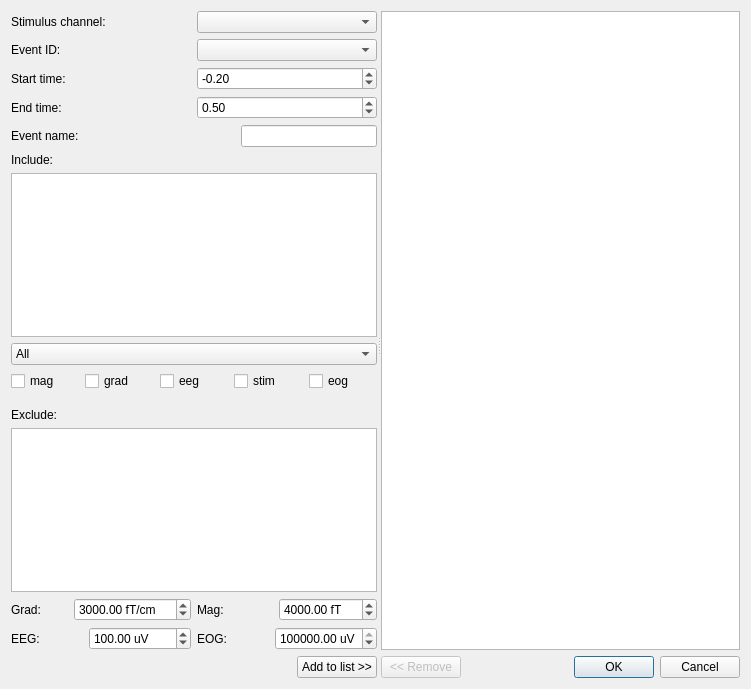
Above: hoksotin/ui/qt4Designer/parameterDialog.ui from cibr-jyu/meggie before the change. Below: the same form after it.
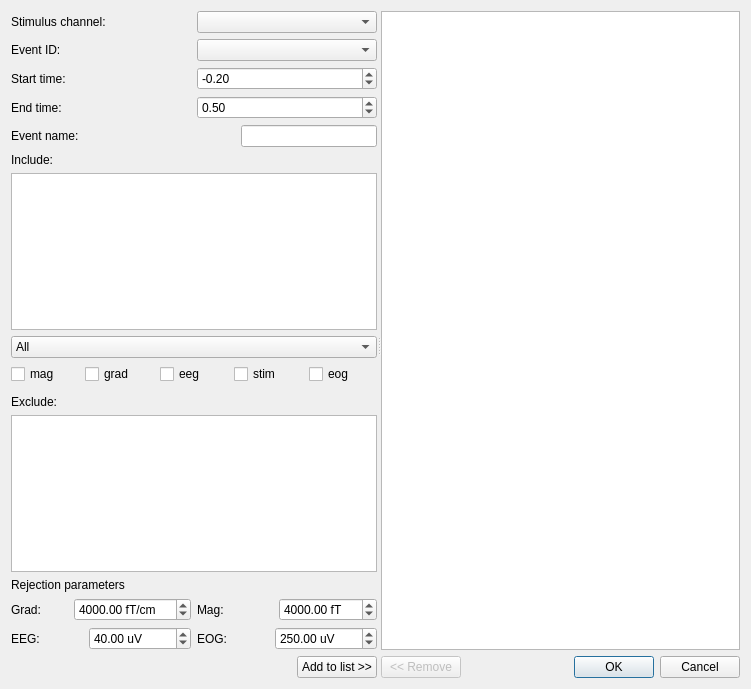
That is the form after the change.

What changed in the file:
```diff
--- a/hoksotin/ui/qt4Designer/parameterDialog.ui
+++ b/hoksotin/ui/qt4Designer/parameterDialog.ui
@@ -294,6 +294,13 @@
          <item>
           <widget class="QTextEdit" name="textEditExclude"/>
          </item>
+         <item>
+          <widget class="QLabel" name="labelRejections">
+           <property name="text">
+            <string>Rejection parameters</string>
+           </property>
+          </widget>
+         </item>
          <item>
           <layout class="QHBoxLayout" name="horizontalLayout_30">
            <item>
@@ -319,7 +326,7 @@
                   <double>1000000000.000000000000000</double>
                  </property>
                  <property name="value">
-                  <double>3000.000000000000000</double>
+                  <double>4000.000000000000000</double>
                  </property>
                 </widget>
                </item>
@@ -343,7 +350,7 @@
                   <double>1000000000.000000000000000</double>
                  </property>
                  <property name="value">
-                  <double>100.000000000000000</double>
+                  <double>40.000000000000000</double>
                  </property>
                 </widget>
                </item>
@@ -395,7 +402,7 @@
                   <double>1000000000.000000000000000</double>
                  </property>
                  <property name="value">
-                  <double>1000000000.000000000000000</double>
+                  <double>250.000000000000000</double>
                  </property>
                 </widget>
                </item>
```
